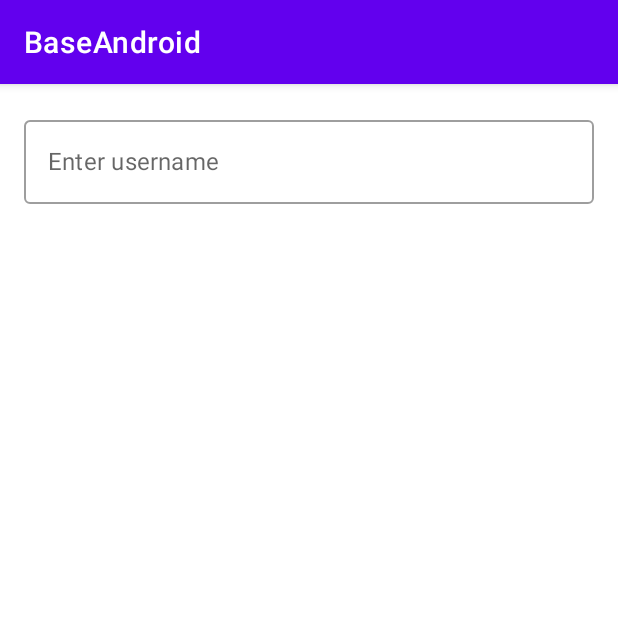
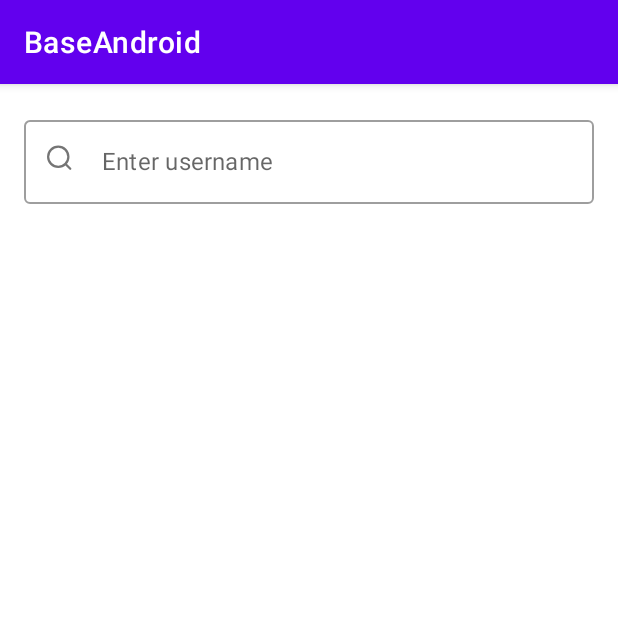
Before and after one commit to achmadfachrudin/Github-Search-User, an Android app built with Jetpack Compose: the screen it shows after launch (SearchActivity), on a phone screen of 412 x 824 dp, the top half of it. Run offline under Robolectric (Android 15) with nearby library versions, the phone set to English and light mode, and no system bars; our stand-ins replace Dagger/Hilt's generated code, livedata-compose; libraries missing offline, so code that uses them is left out: com.chuckerteam.chucker, com.google.android.play, com.skydoves.sandwich; 4 statements that could not run were skipped.

Commit message:
chore(github): add icon

```diff
--- a/app/src/main/java/com/achmad/baseandroid/main/search/SearchScreen.kt
+++ b/app/src/main/java/com/achmad/baseandroid/main/search/SearchScreen.kt
@@ -11,6 +11,7 @@ import androidx.compose.foundation.text.KeyboardOptions
 import androidx.compose.material.Card
 import androidx.compose.material.CircularProgressIndicator
 import androidx.compose.material.Divider
+import androidx.compose.material.Icon
 import androidx.compose.material.LinearProgressIndicator
 import androidx.compose.material.OutlinedTextField
 import androidx.compose.material.Text
@@ -20,8 +21,10 @@ import androidx.compose.runtime.livedata.observeAsState
 import androidx.compose.ui.Alignment
 import androidx.compose.ui.Modifier
 import androidx.compose.ui.platform.LocalFocusManager
+import androidx.compose.ui.res.painterResource
 import androidx.compose.ui.text.input.ImeAction
 import androidx.compose.ui.unit.dp
+import com.achmad.baseandroid.R
 import com.achmad.baseandroid.main.MessageLabel
 
 @Composable
@@ -59,7 +62,13 @@ fun SearchScreen(
             ),
             keyboardOptions = KeyboardOptions.Default.copy(
                 imeAction = ImeAction.Done
-            )
+            ),
+            leadingIcon = {
+                Icon(
+                    painter = painterResource(id = R.drawable.ic_search),
+                    contentDescription = ""
+                )
+            }
         )
 
         when (state.displayState) {
--- /dev/null
+++ b/app/src/main/res/drawable/ic_search.xml
@@ -0,0 +1,20 @@
+<vector xmlns:android="http://schemas.android.com/apk/res/android"
+    android:width="25dp"
+    android:height="28dp"
+    android:viewportWidth="25"
+    android:viewportHeight="28">
+  <path
+      android:pathData="M18.25,10.5C18.25,14.228 15.228,17.25 11.5,17.25C7.772,17.25 4.75,14.228 4.75,10.5C4.75,6.772 7.772,3.75 11.5,3.75C15.228,3.75 18.25,6.772 18.25,10.5Z"
+      android:strokeLineJoin="round"
+      android:strokeWidth="1.5"
+      android:fillColor="#00000000"
+      android:strokeColor="#707070"
+      android:strokeLineCap="round"/>
+  <path
+      android:pathData="M16.5,15.5L19.5,18.5"
+      android:strokeLineJoin="round"
+      android:strokeWidth="1.5"
+      android:fillColor="#00000000"
+      android:strokeColor="#707070"
+      android:strokeLineCap="round"/>
+</vector>
```
Also changed, not shown: app/src/main/java/com/achmad/baseandroid/main/user/UserComponent.kt (+26 -6 lines), app/src/main/res/drawable/ic_email.xml (added, +20 -0 lines), app/src/main/res/drawable/ic_follower.xml (added, +36 -0 lines), app/src/main/res/drawable/ic_location.xml (added, +16 -0 lines), app/src/main/res/drawable/ic_star.xml (added, +13 -0 lines).
